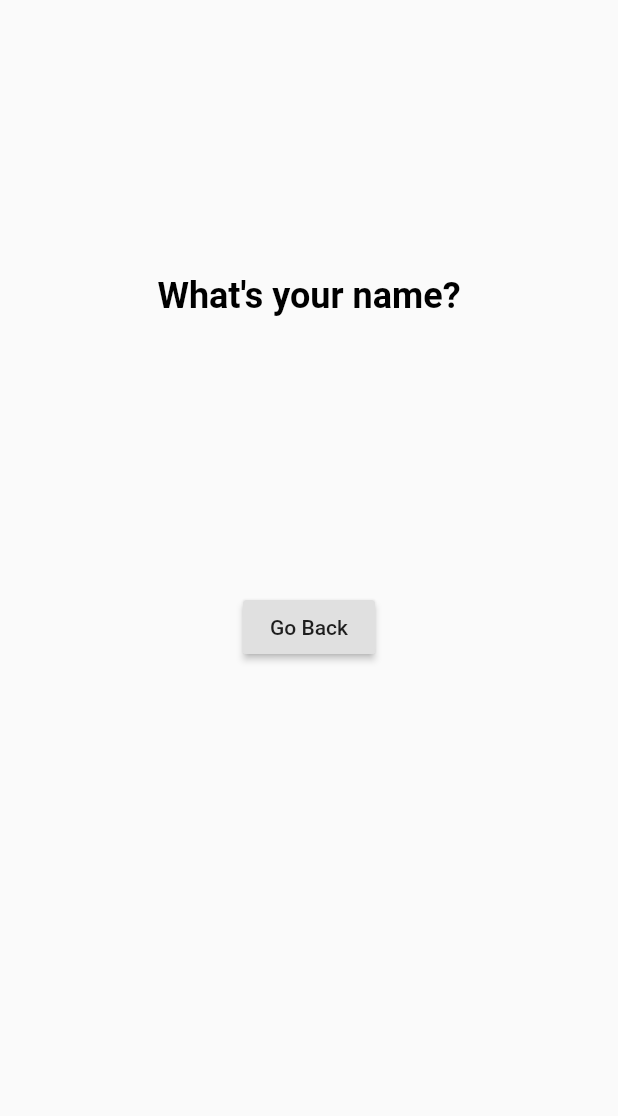
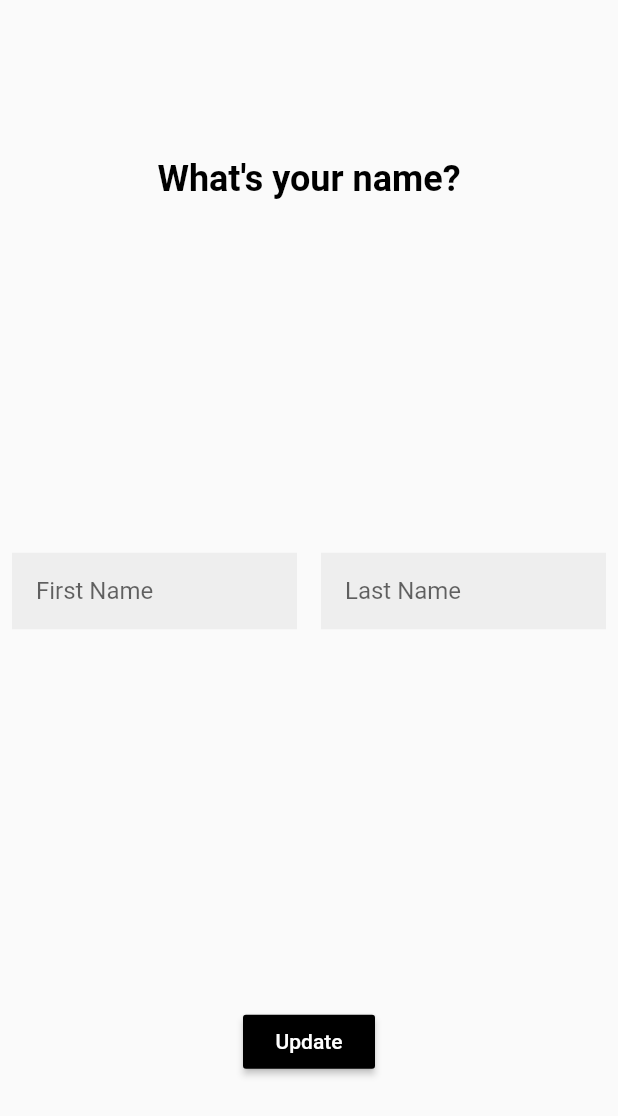
Before and after one commit to chasewgreenwood/approachable_geek_project, a Flutter app: the NameInputPage screen opened directly, on a phone screen of 412 x 824 dp. Shown: the top 1116 px of the screen. Run offline on Flutter 3.47's test engine with Material 2 defaults, Android fonts, the phone set to English and light mode, and no system bars; our stand-ins replace validators.

Commit message:
Added TextInputFields to name, phone, email, bio pages. Layout updates

```diff
--- a/lib/pages/name_input_page.dart
+++ b/lib/pages/name_input_page.dart
@@ -1,4 +1,7 @@
+import 'package:approachable_geek_project/models/user_profile.dart';
+import 'package:approachable_geek_project/pages/user_profile_page.dart';
 import 'package:flutter/material.dart';
+import 'package:approachable_geek_project/widgets/text_input_field.dart';
 
 class NameInputPage extends StatefulWidget {
   @override
@@ -6,8 +9,14 @@ class NameInputPage extends StatefulWidget {
 }
 
 class _NameInputPageState extends State<NameInputPage> {
+
+  UserProfile userProfile;
+  _NameInputPageState({this.userProfile});
+
   @override
   Widget build(BuildContext context) {
+    final halfMediaWidth = MediaQuery.of(context).size.width / 2.0;
+
     return Scaffold(
       body: Container(
           child: Column(
@@ -23,19 +32,67 @@ class _NameInputPageState extends State<NameInputPage> {
                    )
               ),
             ),
-                  Center(
+            Padding(
+              padding: EdgeInsets.all(8.0),
+            ),
+            Row(
+              crossAxisAlignment: CrossAxisAlignment.start,
+              children: <Widget>[
+                Container(
+                  alignment: Alignment.topCenter,
+                  width: halfMediaWidth,
+                  child: TextInputField(
+                    hintText: 'First Name',
+                    validator: (String value) {
+                      if (value.isEmpty) {
+                        return 'Enter your first name';
+                      }
+                      return null;
+                    },
+                    onSaved: (String value) {
+                      userProfile.firstName = value;
+                    },
+                  ),
+                ),
+                Container(
+                  alignment: Alignment.topCenter,
+                  width: halfMediaWidth,
+                  child: TextInputField(
+                    hintText: 'Last Name',
+                    validator: (String value) {
+                      if (value.isEmpty) {
+                        return 'Enter your last name';
+                      }
+                      return null;
+                    },
+                    onSaved: (String value) {
+                      userProfile.lastName = value;
+                    },
+                  ),
+                ),
+              ],
+            ),
+            Padding(
+              padding: EdgeInsets.all(16.0),
+            ),
+            Container(
+              alignment: Alignment.bottomCenter,
+              width: MediaQuery.of(context).size.width,
               child: RaisedButton(
+                color: Colors.black,
                 onPressed: () {
                   Navigator.pop(context);
                 },
-                      child: Text('Go Back'),
+                child: Text(
+                  'Update',
+                  style: TextStyle(
+                    color: Colors.white,
                   ),
                 ),
-                  Padding(
-                    padding: EdgeInsets.all(8.0),
+              ),
             ),
           ]
-            )
+      ),
         )
     );
   }
--- a/lib/widgets/text_input_field.dart
+++ b/lib/widgets/text_input_field.dart
@@ -1,37 +1,36 @@
-// import 'package:flutter/material.dart';
-// import 'package:approachable_geek_project/models/user_profile.dart';
-// import 'package:validators/validators.dart' as validator;
-//
-// class TextInputField extends StatelessWidget {
-//   final String hintText;
-//   final Function validator;
-//   final Function onSaved;
-//   final bool isEmail;
-//
-//   TextInputField({
-//     this.hintText,
-//     this.validator,
-//     this.onSaved,
-//     this.isEmail = false,
-//   });
-//
-//   @override
-//   Widget build(BuildContext context) {
-//     return Padding(
-//       padding: EdgeInsets.all(8.0),
-//       child: TextFormField(
-//         decoration: InputDecoration(
-//           hintText: hintText,
-//           contentPadding: EdgeInsets.all(15.0),
-//           border: InputBorder.none,
-//           filled: true,
-//           fillColor: Colors.grey[200],
-//         ),
-//         obscureText: isPassword ? true : false,
-//         validator: validator,
-//         onSaved: onSaved,
-//         keyboardType: isEmail ? TextInputType.emailAddress : TextInputType.text,
-//       ),
-//     );
-//   }
-// }
+import 'package:flutter/material.dart';
+import 'package:approachable_geek_project/models/user_profile.dart';
+import 'package:validators/validators.dart' as validator;
+
+class TextInputField extends StatelessWidget {
+  final String hintText;
+  final Function validator;
+  final Function onSaved;
+  final bool isEmail;
+
+  TextInputField({
+    this.hintText,
+    this.validator,
+    this.onSaved,
+    this.isEmail = false,
+  });
+
+  @override
+  Widget build(BuildContext context) {
+    return Padding(
+        padding: EdgeInsets.all(8.0),
+        child: TextFormField(
+          decoration: InputDecoration(
+            hintText: hintText,
+            contentPadding: EdgeInsets.all(16.0),
+            border: InputBorder.none,
+            filled: true,
+            fillColor: Colors.grey[200],
+          ),
+          validator: validator,
+          onSaved: onSaved,
+          keyboardType: isEmail ? TextInputType.emailAddress : TextInputType.text,
+        ),
+    );
+  }
+}
```
Also changed, not shown: lib/pages/bio_input_page.dart (+32 -5 lines), lib/pages/email_input_page.dart (+33 -6 lines), lib/pages/phone_input_page.dart (+30 -5 lines). Lines whose indentation alone changed are shown as unchanged.
